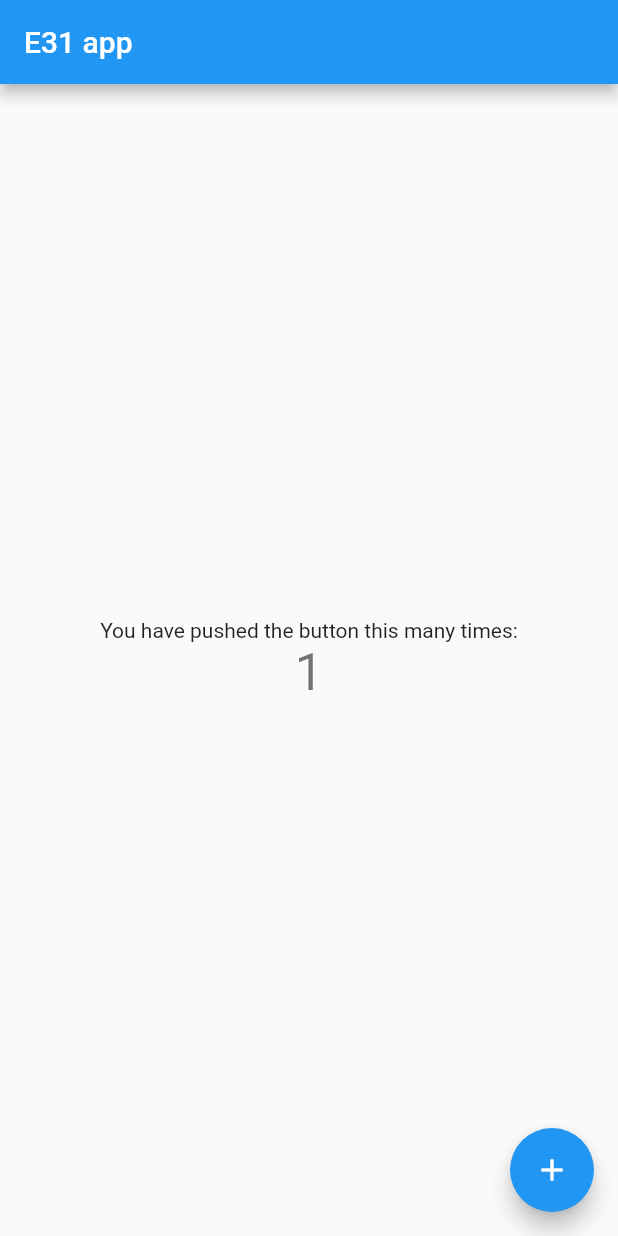
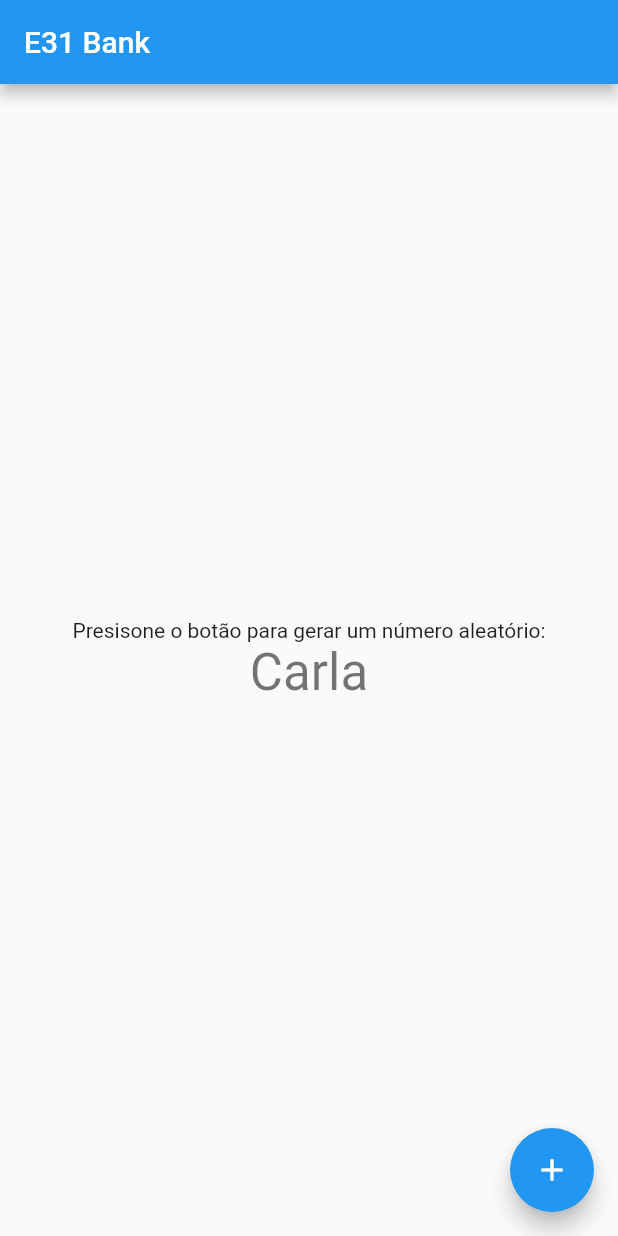
Before and after one commit to AronScap/projetos-flutter, a Flutter app: the screen it shows after launch, after a tap on the "add" icon, on a phone screen of 412 x 824 dp. Run offline on Flutter 3.47's test engine with Material 2 defaults, Android fonts, the light colour scheme and no system bars.

Commit message:
28-10-2020

```diff
--- a/primeiro_projeto/lib/main.dart
+++ b/primeiro_projeto/lib/main.dart
@@ -1,3 +1,5 @@
+import 'dart:math';
+
 import 'package:flutter/material.dart';
 
 void main() {
@@ -5,43 +7,21 @@ void main() {
 }
 
 class MyApp extends StatelessWidget {
-  // This widget is the root of your application.
   @override
   Widget build(BuildContext context) {
     return MaterialApp(
-      title: 'Flutter Demo',
+      title: 'E31 Bank',
       theme: ThemeData(
-        // This is the theme of your application.
-        //
-        // Try running your application with "flutter run". You'll see the
-        // application has a blue toolbar. Then, without quitting the app, try
-        // changing the primarySwatch below to Colors.green and then invoke
-        // "hot reload" (press "r" in the console where you ran "flutter run",
-        // or simply save your changes to "hot reload" in a Flutter IDE).
-        // Notice that the counter didn't reset back to zero; the application
-        // is not restarted.
         primarySwatch: Colors.blue,
-        // This makes the visual density adapt to the platform that you run
-        // the app on. For desktop platforms, the controls will be smaller and
-        // closer together (more dense) than on mobile platforms.
         visualDensity: VisualDensity.adaptivePlatformDensity,
       ),
-      home: MyHomePage(title: 'E31 app'),
+      home: MyHomePage(title: 'E31 Bank'),
     );
   }
 }
 
 class MyHomePage extends StatefulWidget {
   MyHomePage({Key key, this.title}) : super(key: key);
-
-  // This widget is the home page of your application. It is stateful, meaning
-  // that it has a State object (defined below) that contains fields that affect
-  // how it looks.
-
-  // This class is the configuration for the state. It holds the values (in this
-  // case the title) provided by the parent (in this case the App widget) and
-  // used by the build method of the State. Fields in a Widget subclass are
-  // always marked "final".
 
   final String title;
 
@@ -50,58 +30,39 @@ class MyHomePage extends StatefulWidget {
 }
 
 class _MyHomePageState extends State<MyHomePage> {
-  int _counter = 0;
+  int _numeroAleatorio = 0;
+  List _frases = [
+    "Aron",
+    "Carla",
+    "Olavo",
+  ];
 
   void _incrementCounter() {
     setState(() {
-      // This call to setState tells the Flutter framework that something has
-      // changed in this State, which causes it to rerun the build method below
-      // so that the display can reflect the updated values. If we changed
-      // _counter without calling setState(), then the build method would not be
-      // called again, and so nothing would appear to happen.
-      _counter++;
+
+      _numeroAleatorio = new Random().nextInt(3);
     });
   }
 
   @override
   Widget build(BuildContext context) {
-    // This method is rerun every time setState is called, for instance as done
-    // by the _incrementCounter method above.
-    //
-    // The Flutter framework has been optimized to make rerunning build methods
-    // fast, so that you can just rebuild anything that needs updating rather
-    // than having to individually change instances of widgets.
+
     return Scaffold(
       appBar: AppBar(
-        // Here we take the value from the MyHomePage object that was created by
-        // the App.build method, and use it to set our appbar title.
+
         title: Text(widget.title),
       ),
       body: Center(
-        // Center is a layout widget. It takes a single child and positions it
-        // in the middle of the parent.
+
         child: Column(
-          // Column is also a layout widget. It takes a list of children and
-          // arranges them vertically. By default, it sizes itself to fit its
-          // children horizontally, and tries to be as tall as its parent.
-          //
-          // Invoke "debug painting" (press "p" in the console, choose the
-          // "Toggle Debug Paint" action from the Flutter Inspector in Android
-          // Studio, or the "Toggle Debug Paint" command in Visual Studio Code)
-          // to see the wireframe for each widget.
-          //
-          // Column has various properties to control how it sizes itself and
-          // how it positions its children. Here we use mainAxisAlignment to
-          // center the children vertically; the main axis here is the vertical
-          // axis because Columns are vertical (the cross axis would be
-          // horizontal).
+
           mainAxisAlignment: MainAxisAlignment.center,
           children: <Widget>[
             Text(
-              'You have pushed the button this many times:',
+              'Presisone o botão para gerar um número aleatório:',
             ),
             Text(
-              '$_counter',
+              _frases[_numeroAleatorio],
               style: Theme.of(context).textTheme.headline4,
             ),
           ],
@@ -111,7 +72,7 @@ class _MyHomePageState extends State<MyHomePage> {
         onPressed: _incrementCounter,
         tooltip: 'Increment',
         child: Icon(Icons.add),
-      ), // This trailing comma makes auto-formatting nicer for build methods.
+      ),
     );
   }
 }
```
Also changed, not shown: 1 other file.
